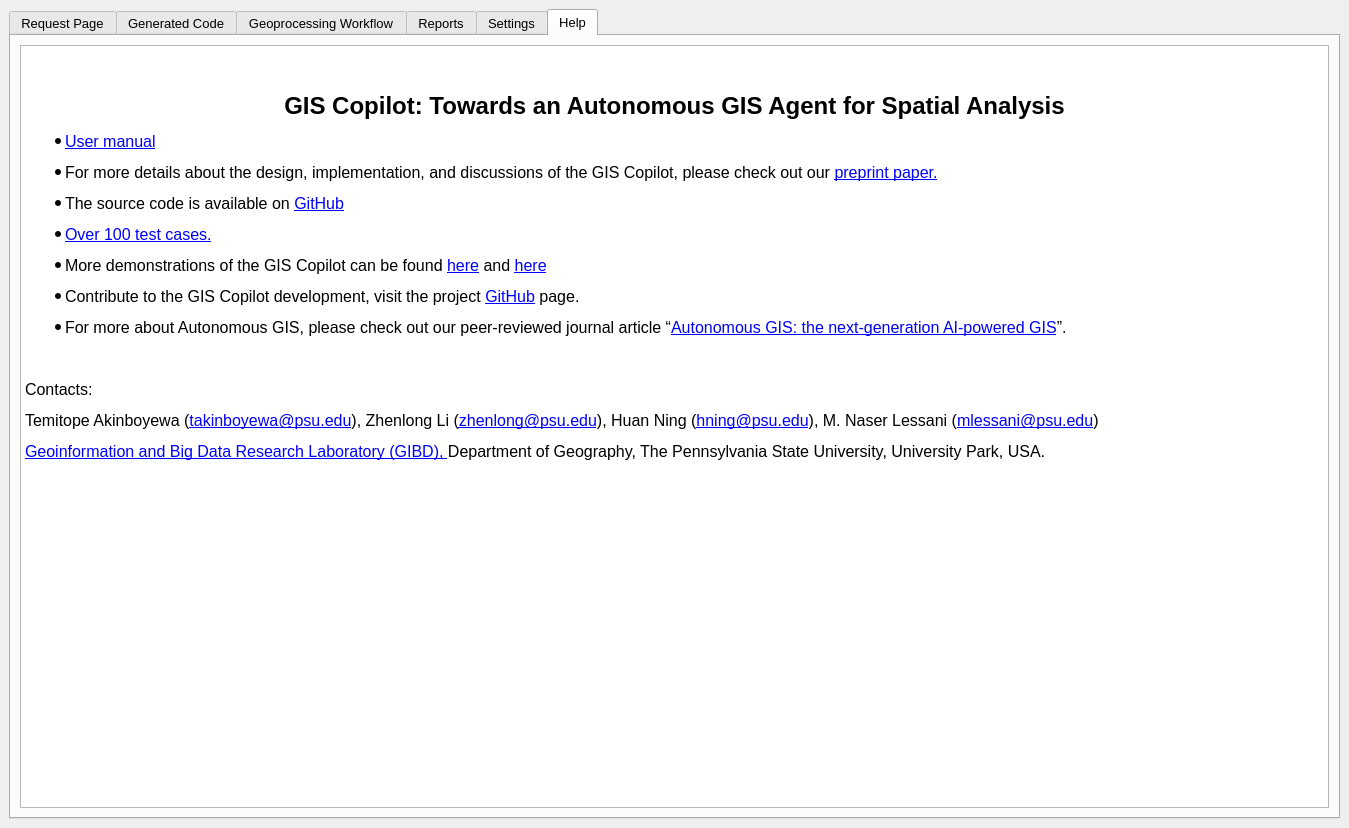
Old version of the form SpatialAnalysisAgent_dockwidget_base.ui in the repository xiaobing318/SpatialAnalysisAgent.
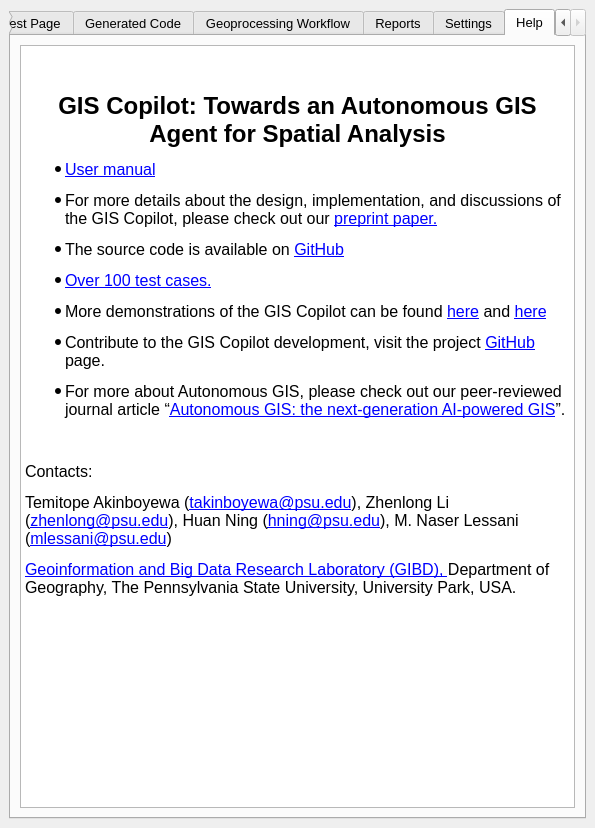
New version of the form. The open tabs and pages were chosen to show the change. Custom widgets are drawn as their Qt base class.

Patch:
```diff
--- a/SpatialAnalysisAgent_dockwidget_base.ui
+++ b/SpatialAnalysisAgent_dockwidget_base.ui
@@ -6,7 +6,7 @@
    <rect>
     <x>0</x>
     <y>0</y>
-    <width>1349</width>
+    <width>595</width>
     <height>828</height>
    </rect>
   </property>
@@ -18,7 +18,7 @@
   </property>
   <property name="minimumSize">
    <size>
-    <width>350</width>
+    <width>595</width>
     <height>39</height>
    </size>
   </property>
```
Left out of the diff: 2 changed lines with no effect on the pictures.
